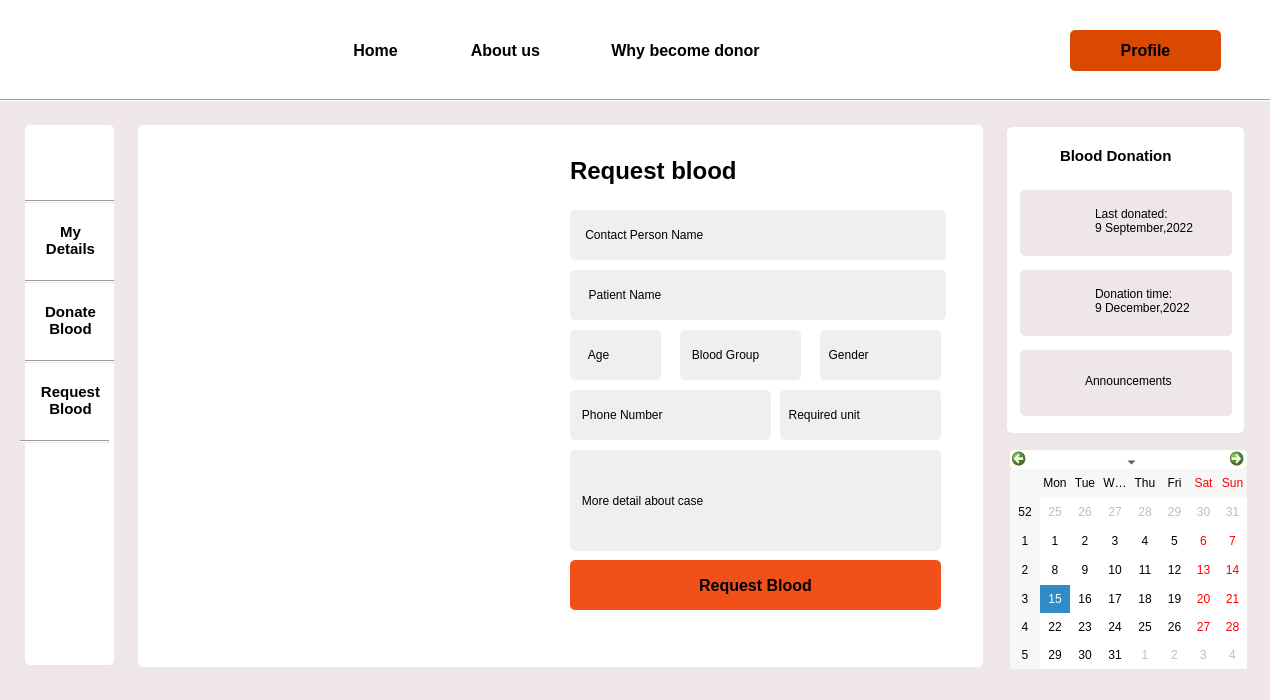
Qt form request_blood.ui (Rista10/Final) before a commit.
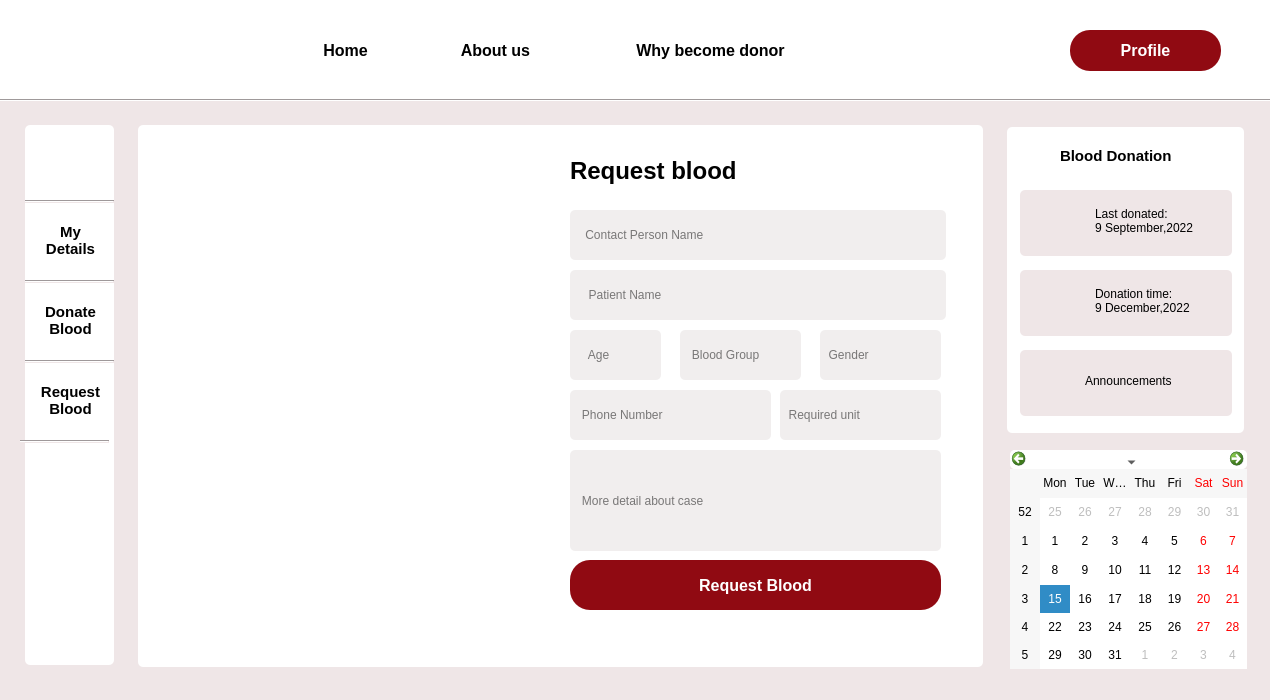
The same form after that commit. Icons and pictures are not drawn.

What changed in the file:
```diff
--- a/request_blood.ui
+++ b/request_blood.ui
@@ -36,9 +36,9 @@
   <widget class="QPushButton" name="home">
    <property name="geometry">
     <rect>
-     <x>300</x>
+     <x>290</x>
      <y>30</y>
-     <width>151</width>
+     <width>111</width>
      <height>41</height>
     </rect>
    </property>
@@ -53,8 +53,11 @@
 
 {
  background-color:rgb(255, 255, 255);
-border-radius:5px;
-}</string>
+border-radius:0.5px;
+}
+
+#home::hover{border-bottom :3px solid rgb(144, 10, 18);
+color: rgb(144, 10, 18);}</string>
    </property>
    <property name="text">
     <string>Home</string>
@@ -63,7 +66,7 @@
   <widget class="QPushButton" name="about">
    <property name="geometry">
     <rect>
-     <x>430</x>
+     <x>420</x>
      <y>30</y>
      <width>151</width>
      <height>41</height>
@@ -80,8 +83,11 @@
 
 {
  background-color:rgb(255, 255, 255);
-border-radius:5px;
-}</string>
+border-radius:0.5px;
+}
+
+#about::hover{border-bottom :3px solid rgb(144, 10, 18);
+color: rgb(144, 10, 18);}</string>
    </property>
    <property name="text">
     <string>About us</string>
@@ -90,9 +96,9 @@
   <widget class="QPushButton" name="why">
    <property name="geometry">
     <rect>
-     <x>570</x>
+     <x>600</x>
      <y>30</y>
-     <width>231</width>
+     <width>221</width>
      <height>41</height>
     </rect>
    </property>
@@ -107,7 +113,13 @@
 
 {
  background-color:rgb(255, 255, 255);
-border-radius:5px;
+border-radius:0.5px;
+}
+
+#why::hover
+{
+border-bottom :3px solid rgb(144, 10, 18);
+color: rgb(144, 10, 18);
 }</string>
    </property>
    <property name="text">
@@ -132,8 +144,14 @@
    <property name="styleSheet">
     <string notr="true">#login
 {
- background-color:rgb(218, 73, 0);
-border-radius:5px;
+ background-color:rgb(144, 10, 18);
+border-radius:20px;
+	color: rgb(255, 255, 255);
+}
+#login::hover
+{
+background-color:white;
+	color: rgb(144, 10, 18);
 }</string>
    </property>
    <property name="text">
@@ -401,6 +419,9 @@
 }</string>
    </property>
    <property name="text">
+    <string/>
+   </property>
+   <property name="placeholderText">
     <string>     Age  </string>
    </property>
   </widget>
@@ -421,6 +442,9 @@
 }</string>
    </property>
    <property name="text">
+    <string/>
+   </property>
+   <property name="placeholderText">
     <string>   Phone Number</string>
    </property>
   </widget>
@@ -441,6 +465,9 @@
 }</string>
    </property>
    <property name="text">
+    <string/>
+   </property>
+   <property name="placeholderText">
     <string>    Contact Person Name</string>
    </property>
   </widget>
@@ -462,6 +489,9 @@
 }</string>
    </property>
    <property name="text">
+    <string/>
+   </property>
+   <property name="placeholderText">
     <string>   Blood Group</string>
    </property>
   </widget>
@@ -482,6 +512,9 @@
 }</string>
    </property>
    <property name="text">
+    <string/>
+   </property>
+   <property name="placeholderText">
     <string>  Gender</string>
    </property>
   </widget>
@@ -525,8 +558,15 @@
    <property name="styleSheet">
     <string notr="true">#register_2
 {
-background-color:#F25019;
-border-radius:5px;
+background-color:rgb(144, 10, 18);
+border-radius:20px;
+	color: rgb(255, 255, 255);
+}
+
+#register_2::hover
+{
+background-color:white;
+	color: rgb(144, 10, 18);
 }</string>
    </property>
    <property name="text">
@@ -550,6 +590,9 @@
 }</string>
    </property>
    <property name="text">
+    <string/>
+   </property>
+   <property name="placeholderText">
     <string>     Patient Name</string>
    </property>
   </widget>
@@ -570,6 +613,9 @@
 }</string>
    </property>
    <property name="text">
+    <string/>
+   </property>
+   <property name="placeholderText">
     <string>   More detail about case</string>
    </property>
   </widget>
@@ -810,6 +856,9 @@
 }</string>
    </property>
    <property name="text">
+    <string/>
+   </property>
+   <property name="placeholderText">
     <string>  Required unit</string>
    </property>
   </widget>
```
Left out of the diff: 106 changed lines with no effect on the pictures.
